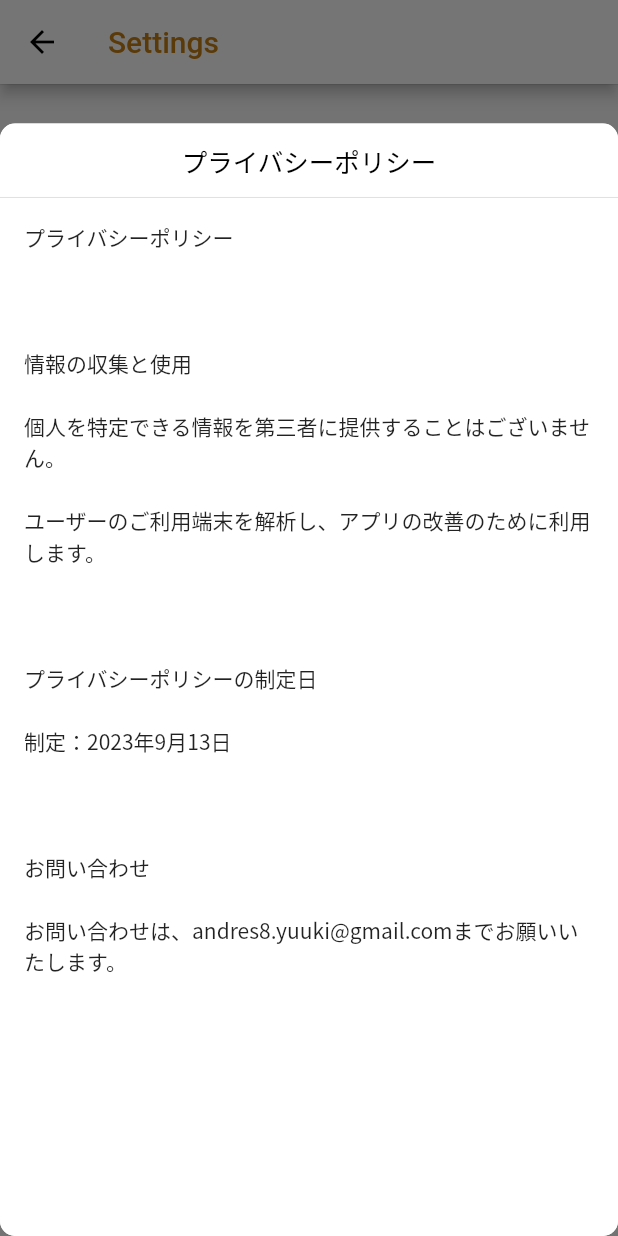
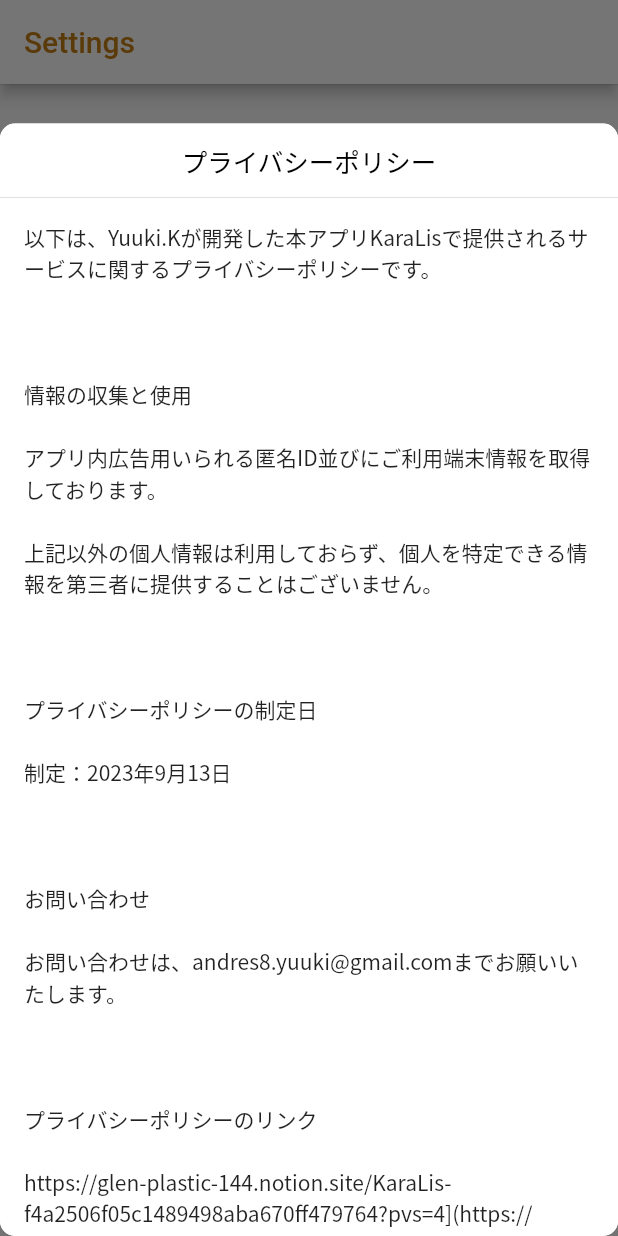
Before and after one commit to yukik8/karaoke-list, a Flutter app: the SettingPage screen opened directly, after a tap on "プライバシーポリシー", on a phone screen of 412 x 824 dp. Run offline on Flutter 3.47's test engine with Material 2 defaults, Android fonts, the phone set to English and light mode, and no system bars; our stand-ins replace firebase_core, firebase_database, flutter_riverpod, google_mobile_ads, lottie, package_info_plus and 1 more; accounts and stored records are empty; network calls fail; Roboto replaces fonts that are missing (Pacifico-Regular); project files that could hold a hidden picture were left out.

```diff
--- a/lib/assets/constants/privacy_policy.dart
+++ b/lib/assets/constants/privacy_policy.dart
@@ -1,15 +1,15 @@
 // ignore: camel_case_types
 class PrivacyPolicy {
   String privacyText = '''
-プライバシーポリシー
+以下は、Yuuki.Kが開発した本アプリKaraLisで提供されるサービスに関するプライバシーポリシーです。
 
 
 
 情報の収集と使用
 
-個人を特定できる情報を第三者に提供することはございません。
+アプリ内広告用いられる匿名ID並びにご利用端末情報を取得しております。
 
-ユーザーのご利用端末を解析し、アプリの改善のために利用します。
+上記以外の個人情報は利用しておらず、個人を特定できる情報を第三者に提供することはございません。
 
 
 
@@ -22,5 +22,11 @@
 お問い合わせ
 
 お問い合わせは、andres8.yuuki@gmail.comまでお願いいたします。
+
+
+
+プライバシーポリシーのリンク
+
+https://glen-plastic-144.notion.site/KaraLis-f4a2506f05c1489498aba670ff479764?pvs=4](https://www.notion.so/KaraLis-f4a2506f05c1489498aba670ff479764?pvs=21
   ''';
 }
--- a/lib/pages/settings_page.dart
+++ b/lib/pages/settings_page.dart
@@ -1,6 +1,6 @@
 import 'package:flutter/material.dart';
 import 'package:package_info_plus/package_info_plus.dart';
-import 'package:shared_preferences/shared_preferences.dart';
+// import 'package:shared_preferences/shared_preferences.dart';
 
 import '../assets/constants/privacy_policy.dart';
 import '../assets/constants/terms_of_service.dart';
@@ -16,26 +16,13 @@
 class _SettingPageState extends State<SettingPage> {
   bool hasError = false;
   String version = '';
-  late SharedPreferences? prefs;
-  bool accessTokenIsSaved = false;
 
   @override
   void initState() {
     Future(() async {
-      await getAccessToken();
       await getVersion();
     });
     super.initState();
-  }
-
-  Future<void> getAccessToken() async {
-    final SharedPreferences prefs = await SharedPreferences.getInstance();
-    final fetchedAccessToken = prefs.getString('token') ?? "";
-    final isSaved = fetchedAccessToken != "";
-
-    setState(() {
-      accessTokenIsSaved = isSaved;
-    });
   }
 
   Future<void> getVersion() async {
@@ -50,6 +37,7 @@
     return Scaffold(
       backgroundColor: const Color(0xffFAFAFA),
       appBar: AppBar(
+        automaticallyImplyLeading: false,
         backgroundColor: Colors.white,
         title: const Text("Settings",
         style: TextStyle(color: Color(0xffC57E14)),)),
@@ -110,23 +98,22 @@
           const SizedBox(
             height: 36,
           ),
-          if (accessTokenIsSaved)
-            const Column(
-              crossAxisAlignment: CrossAxisAlignment.start,
-              children: [
-                Text(
-                  '　その他',
-                  style: TextStyle(
-                    fontSize: 12,
-                    fontWeight: FontWeight.w500,
-                    color: Color(0xff828282),
-                  ),
-                ),
-                SizedBox(
-                  height: 8,
-                ),
-              ],
-            ),
+            // const Column(
+            //   crossAxisAlignment: CrossAxisAlignment.start,
+            //   children: [
+            //     Text(
+            //       '　その他',
+            //       style: TextStyle(
+            //         fontSize: 12,
+            //         fontWeight: FontWeight.w500,
+            //         color: Color(0xff828282),
+            //       ),
+            //     ),
+            //     SizedBox(
+            //       height: 8,
+            //     ),
+            //   ],
+            // ),
         ],
       ),
     );
--- a/pubspec.yaml
+++ b/pubspec.yaml
@@ -16,7 +16,7 @@
 # https://developer.apple.com/library/archive/documentation/General/Reference/InfoPlistKeyReference/Articles/CoreFoundationKeys.html
 # In Windows, build-name is used as the major, minor, and patch parts
 # of the product and file versions while build-number is used as the build suffix.
-version: 1.0.0+1
+version: 1.0.0+3
 
 environment:
   sdk: '>=3.0.5 <4.0.0'
@@ -83,6 +83,7 @@
     - lib/assets/images/roulette.png
     - lib/assets/images/roulette_selected.png
     - lib/assets/lottie.json
+    - lib/assets/images/icon.png
 
   # An image asset can refer to one or more resolution-specific "variants", see
   # https://flutter.dev/assets-and-images/#resolution-aware
```
Also changed, not shown: lib/pages/my_song_page.dart (+4 -6 lines), lib/root.dart (+13 -16 lines), lib/assets/images/icon6.png (deleted), 4 other files.
